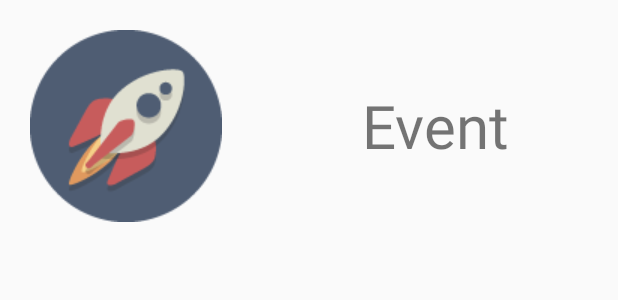
After one commit to Chris6077/Eventify, an Android app: the layout listview_item_event.xml on its own in the app's theme, with its tools: preview values and no code run, on a phone screen of 412 x 824 dp. The commit adds this screen. Shown: the top 300 px of the screen. Run offline under Robolectric (Android 15) with nearby library versions, the phone set to English and light mode, and no system bars.

Commit message:
array adapter for list view item event

```diff
--- /dev/null
+++ b/app/src/main/res/layout/listview_item_event.xml
@@ -0,0 +1,18 @@
+<?xml version="1.0" encoding="utf-8"?>
+<RelativeLayout xmlns:android="http://schemas.android.com/apk/res/android"
+                android:layout_width="match_parent"
+                android:layout_height="match_parent">
+
+    <TextView
+        android:layout_width="match_parent"
+        android:layout_height="wrap_content"
+        android:textSize="40sp"
+        android:drawableLeft="@drawable/rocket"
+        android:drawablePadding="40dp"
+        android:text="Event"
+        android:gravity="center"
+        android:padding="20dp"
+        android:layout_alignParentTop="true"
+        android:layout_alignParentStart="true"/>
+
+</RelativeLayout>
```
Also changed, not shown: app/src/main/java/com/example/schueler/eventures/EventListActivity.java (+14 -3 lines), app/src/main/java/com/example/schueler/eventures/adapter/adapter_list_view_event.java (added, +58 -0 lines), app/src/main/java/com/example/schueler/eventures/viewholder/view_holder_event.java (added, +63 -0 lines).
